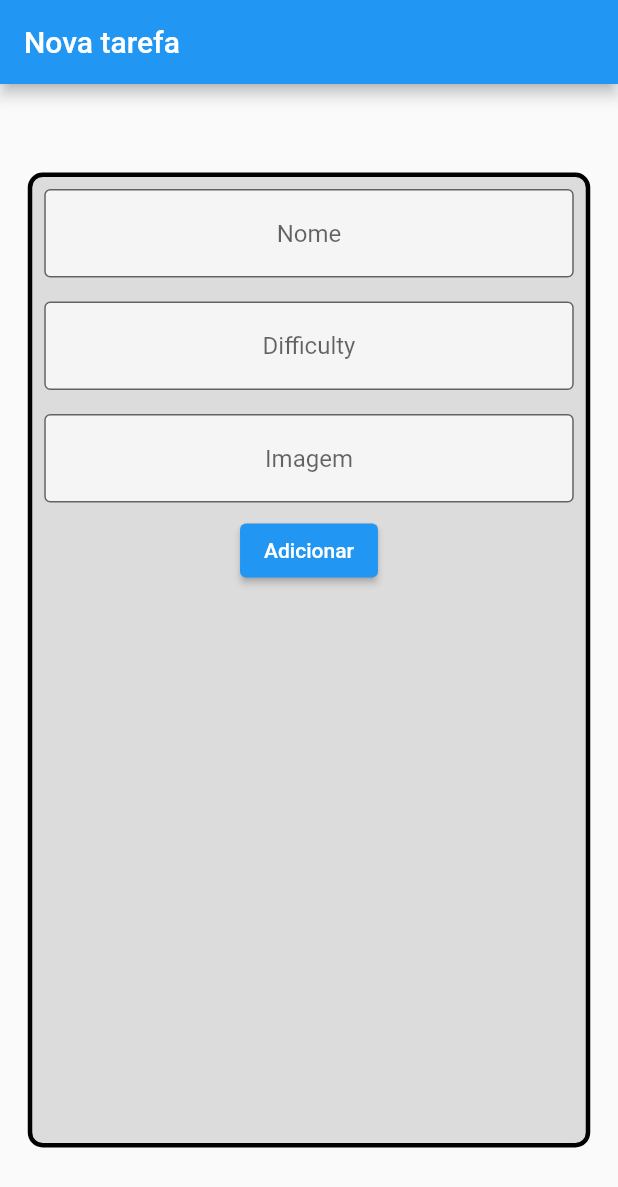
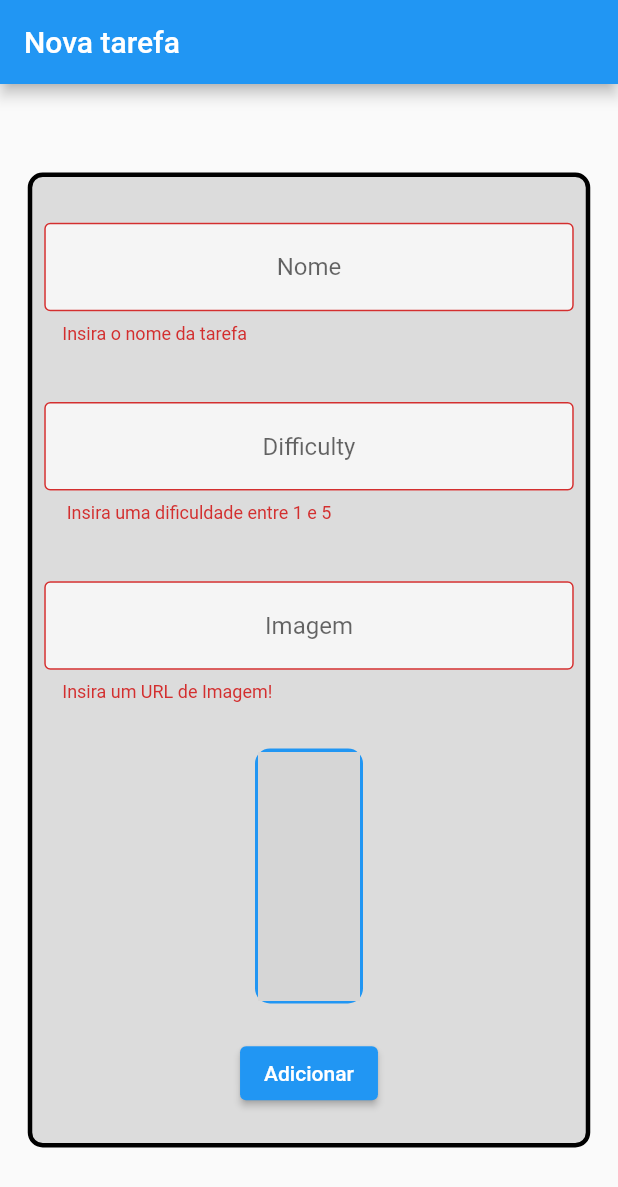
Before and after one commit to giseletoledo/tarefas, a Flutter app: the screen it shows after launch, after a tap on "Adicionar", on a phone screen of 412 x 824 dp. Shown: the top 1187 px of the screen. Run offline on Flutter 3.47's test engine with Material 2 defaults, Android fonts, the phone set to English and light mode, and no system bars; network calls fail; grey boxes are pictures that could not be loaded.

```diff
--- a/lib/screens/form_screen.dart
+++ b/lib/screens/form_screen.dart
@@ -1,3 +1,4 @@
+import 'package:flutter/foundation.dart';
 import 'package:flutter/material.dart';
 
 class FormScreen extends StatefulWidget {
@@ -13,14 +14,18 @@ class _FormScreenState extends State<FormScreen> {
   TextEditingController difficultyController = TextEditingController();
   TextEditingController imageController = TextEditingController();
 
+  final _formKey = GlobalKey<FormState>();
 
   @override
   Widget build(BuildContext context) {
-    return Scaffold(
+    return Form(
+      key: _formKey,
+      child: Scaffold(
         appBar: AppBar(
           title: const Text('Nova tarefa'),
           ),
         body: Center(
+          child: SingleChildScrollView(
             child: Container(
               height: 650,
               width: 375,
@@ -30,13 +35,20 @@ class _FormScreenState extends State<FormScreen> {
                 border: Border.all(width: 3)
               ),
               child: Column(
+                mainAxisAlignment: MainAxisAlignment.spaceEvenly,
+                crossAxisAlignment: CrossAxisAlignment.center,
                 children: [
                   Padding(
                     padding: const EdgeInsets.all(8.0),
                     child: TextFormField(
+                      validator: (String? value) {
+                        if (value != null && value.isEmpty) {
+                          return 'Insira o nome da tarefa';
+                        }
+                        return null;},
                       controller: nameController,
                       textAlign: TextAlign.center,
-                  decoration: InputDecoration(
+                      decoration: const InputDecoration(
                         border: OutlineInputBorder(),
                         hintText: 'Nome',
                         fillColor: Colors.white70,
@@ -47,9 +59,15 @@ class _FormScreenState extends State<FormScreen> {
                   Padding(
                     padding: const EdgeInsets.all(8.0),
                     child: TextFormField(
+                      validator: (value){
+                        if(value!.isEmpty || int.parse(value) > 5 || int.parse(value) < 1){
+                          return ' Insira uma dificuldade entre 1 e 5';
+                        }
+                      },
+                      keyboardType: TextInputType.number,
                       controller: difficultyController,
                       textAlign: TextAlign.center,
-                  decoration: InputDecoration(
+                      decoration: const InputDecoration(
                         border: OutlineInputBorder(),
                         hintText: 'Difficulty',
                         fillColor: Colors.white70,
@@ -60,9 +78,20 @@ class _FormScreenState extends State<FormScreen> {
                   Padding(
                     padding: const EdgeInsets.all(8.0),
                     child: TextFormField(
+                      onChanged: (text){
+                        setState(() {
+                        });
+                    },
+                      validator: (value){
+                        if(value!.isEmpty){
+                          return 'Insira um URL de Imagem!';
+                        }
+                        return null;
+                      },
+                      keyboardType: TextInputType.url,
                       controller: imageController,
                       textAlign: TextAlign.center,
-                  decoration: InputDecoration(
+                      decoration: const InputDecoration(
                         border: OutlineInputBorder(),
                         hintText: 'Imagem',
                         fillColor: Colors.white70,
@@ -70,10 +99,35 @@ class _FormScreenState extends State<FormScreen> {
                       ),
                     ),
                   ),
+                  Container(
+                    height: 170,
+                    width: 72,
+                    decoration: BoxDecoration(
+                      color: Colors.blue,
+                      borderRadius: BorderRadius.circular(10),
+                      border: Border.all(width: 2, color: Colors.blue),
+                    ),
+                    child: ClipRRect(
+                      borderRadius: BorderRadius.circular(10),
+                      child: Image.network(
+                        imageController.text,
+                        errorBuilder: (BuildContext context, Object exception, StackTrace? stacktrace){
+                          return Image.asset('assets/images/errorphoto.png');
+                        },
+                        fit: BoxFit.cover,),
+                    ),
+                  ),
                   ElevatedButton(onPressed: (){
+
+                    if(_formKey.currentState!.validate()){
+                      if (kDebugMode) {
                         print(nameController.text);
-              }, child: Text('Adicionar'),)
+                      }
+                    }
+                  }, child: const Text('Adicionar'),)
                 ],
+              ),
+            ),
           ),
         ),
       ),
```
Lines whose indentation alone changed are shown as unchanged.
